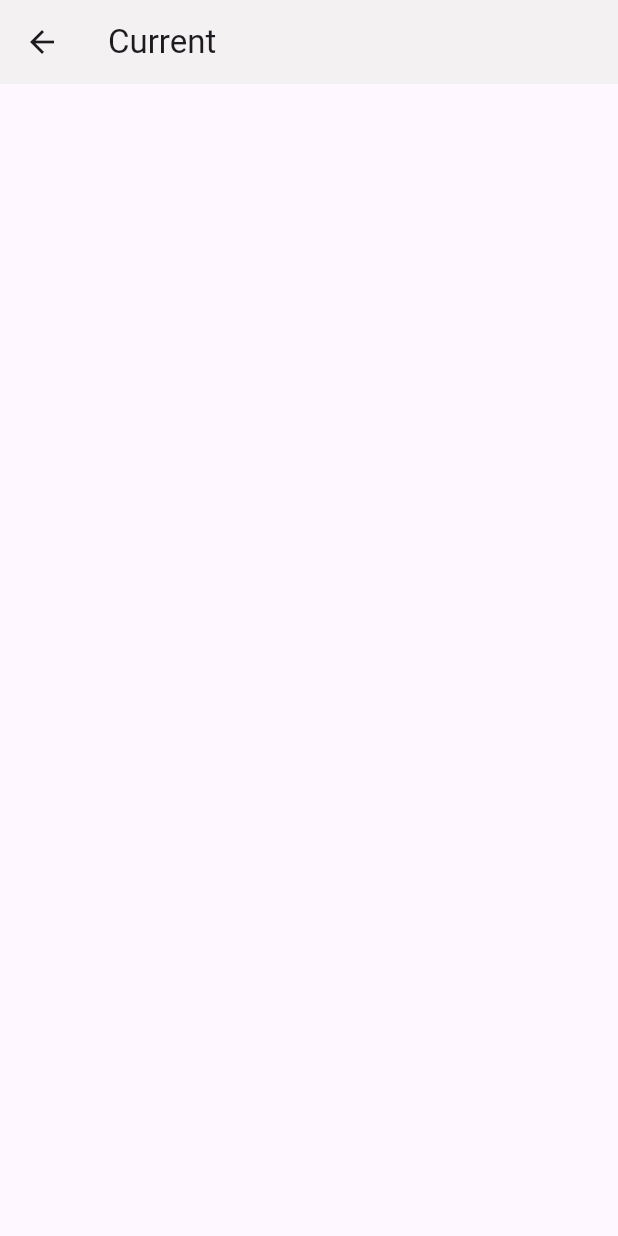
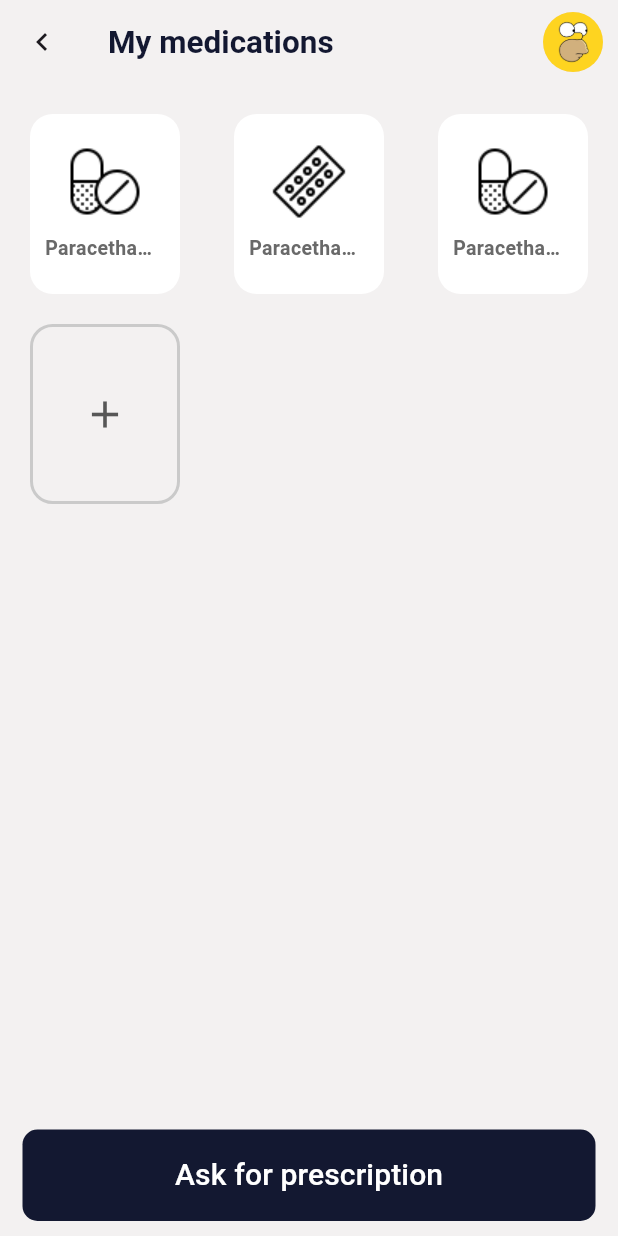
Before and after one commit to nodleSsh/medkit, a Flutter app: the CurrentView screen opened by its route, on a phone screen of 412 x 824 dp. Run offline on Flutter 3.47's test engine with Material 3 defaults, Android fonts, the phone set to English and light mode, and no system bars; missing offline and left inert: dart:ffi.

Commit message:
cretae current view widget

```diff
--- a/lib/current_view/current_view.dart
+++ b/lib/current_view/current_view.dart
@@ -1,4 +1,7 @@
 import 'package:flutter/material.dart';
+import 'package:medkit/current_view/current_view_home.dart';
+import 'package:medkit/resources/resources.dart';
+import 'package:medkit/theme/theme_color.dart';
 
 class CurrentView extends StatelessWidget {
   const CurrentView({super.key});
@@ -7,8 +10,37 @@ class CurrentView extends StatelessWidget {
   Widget build(BuildContext context) {
     return Scaffold(
       appBar: AppBar(
-        title: Text('Current'),
+        leading: Builder(
+          builder: (BuildContext context) {
+            return IconButton(
+              onPressed: () {
+                Navigator.of(context).pushReplacementNamed('/upcoming_view');
+              },
+              icon: const Icon(
+                Icons.keyboard_arrow_left,
+              ),
+            );
+          },
+        ),
+        title: const Text(
+          'My medications',
+          style: ThemeColor.viewTitleStyle,
+        ),
+        actions: <Widget>[
+          SizedBox(
+            width: 60,
+            height: 60,
+            child: IconButton(
+              onPressed: () {},
+              icon: const CircleAvatar(
+                radius: 60,
+                backgroundImage: AssetImage(AppImages.avatar),
+              ),
+            ),
+          ),
+        ],
       ),
+      body: const CurrentViewHome(),
     );
   }
 }
--- /dev/null
+++ b/lib/current_view/current_view_home.dart
@@ -0,0 +1,86 @@
+import 'package:flutter/material.dart';
+import 'package:flutter/widgets.dart';
+import 'package:medkit/home/current_medications_bloc/current_bloc_list.dart';
+import 'package:medkit/resources/resources.dart';
+import 'package:medkit/start/button.dart';
+import 'package:medkit/theme/theme_color.dart';
+
+class CurrentViewHome extends StatefulWidget {
+  const CurrentViewHome({super.key});
+
+  @override
+  State<CurrentViewHome> createState() => _CurrentViewHomeState();
+}
+
+class _CurrentViewHomeState extends State<CurrentViewHome> {
+  @override
+  Widget build(BuildContext context) {
+    return Stack(
+      children: [
+        Container(
+          color: ThemeColor.backgroundTheme,
+          child: CustomScrollView(
+            slivers: <Widget>[
+              SliverPadding(
+                padding: const EdgeInsets.all(20),
+                sliver: SliverList(
+                  delegate: SliverChildListDelegate(
+                    <Widget>[
+                      const Row(
+                        mainAxisAlignment: MainAxisAlignment.spaceBetween,
+                        children: [
+                          CurrentBlocList(
+                            image: AppImages.tabs,
+                            name: 'Paracethamol',
+                          ),
+                          CurrentBlocList(
+                            image: AppImages.tabsbl,
+                            name: 'Paracethamol',
+                          ),
+                          CurrentBlocList(
+                            image: AppImages.tabs,
+                            name: 'Paracethamol',
+                          ),
+                        ],
+                      ),
+                      const SizedBox(
+                        height: 20,
+                      ),
+                      Row(
+                        children: [
+                          Container(
+                            width: 100,
+                            height: 120,
+                            decoration: BoxDecoration(
+                              // color: Colors.white,
+                              border: Border.all(
+                                  color:
+                                      const Color.fromARGB(255, 202, 202, 202),
+                                  width: 2),
+                              borderRadius: BorderRadius.circular(15),
+                            ),
+                            child: Center(
+                              child: IconButton(
+                                onPressed: () {},
+                                icon: const Icon(
+                                  Icons.add,
+                                  size: 30,
+                                  color: Color.fromARGB(255, 87, 87, 87),
+                                ),
+                              ),
+                            ),
+                          )
+                        ],
+                      )
+                    ],
+                  ),
+                ),
+              ),
+            ],
+          ),
+        ),
+        const Button(path: '/', text: 'Ask for prescription'),
+      ],
+    );
+  }
+}
--- a/lib/main.dart
+++ b/lib/main.dart
@@ -31,6 +31,7 @@ class MyApp extends StatelessWidget {
         '/upcoming': (context) => const UpcomingView(),
         '/current': (context) => const CurrentView(),
         '/find': (context) => const FindView(),
+        '/upcoming_view': (context) => const HomePage(),
       },
       initialRoute: '/start',
     );
--- /dev/null
+++ b/lib/start/button.dart
@@ -0,0 +1,51 @@
+import 'package:flutter/material.dart';
+
+class Button extends StatefulWidget {
+  final String path;
+  final String text;
+  const Button({required this.path, required this.text, super.key});
+
+  @override
+  State<Button> createState() => _ButtonState();
+}
+
+class _ButtonState extends State<Button> {
+  void _openWidg() {
+    Navigator.of(context).pushReplacementNamed(widget.path);
+  }
+
+  @override
+  Widget build(BuildContext context) {
+    return Align(
+      alignment: Alignment.bottomCenter,
+      child: SafeArea(
+        child: Padding(
+          padding: const EdgeInsets.only(right: 15, left: 15, bottom: 10),
+          child: Container(
+            width: double.infinity,
+            child: TextButton(
+              style: TextButton.styleFrom(
+                backgroundColor: const Color.fromARGB(255, 19, 24, 49),
+                shape: RoundedRectangleBorder(
+                  borderRadius: BorderRadius.circular(10),
+                ),
+              ),
+              onPressed: _openWidg,
+              child: Padding(
+                padding: const EdgeInsets.all(8.0),
+                child: Text(
+                  widget.text,
+                  style: const TextStyle(
+                    color: Colors.white,
+                    fontWeight: FontWeight.w500,
+                    fontSize: 20,
+                  ),
+                ),
+              ),
+            ),
+          ),
+        ),
+      ),
+    );
+  }
+}
--- a/lib/upcoming_view/upcoming_view.dart
+++ b/lib/upcoming_view/upcoming_view.dart
@@ -12,7 +12,9 @@ class UpcomingView extends StatelessWidget {
       appBar: AppBar(
         leading: Builder(builder: (BuildContext context) {
           return IconButton(
-            onPressed: () {},
+            onPressed: () {
+              Navigator.of(context).pushReplacementNamed('/upcoming_view');
+            },
             icon: const Icon(
               Icons.keyboard_arrow_left,
             ),
```
Also changed, not shown: lib/profile/user_profile.dart (+12 -0 lines), lib/profile/user_profile_page.dart (+4 -29 lines), lib/start/start_page_widget.dart (+6 -36 lines), lib/upcoming_view/upcoming_view_home.dart (+37 -1 lines), lib/upcoming_view/upcoming_view_list.dart (+8 -2 lines).
